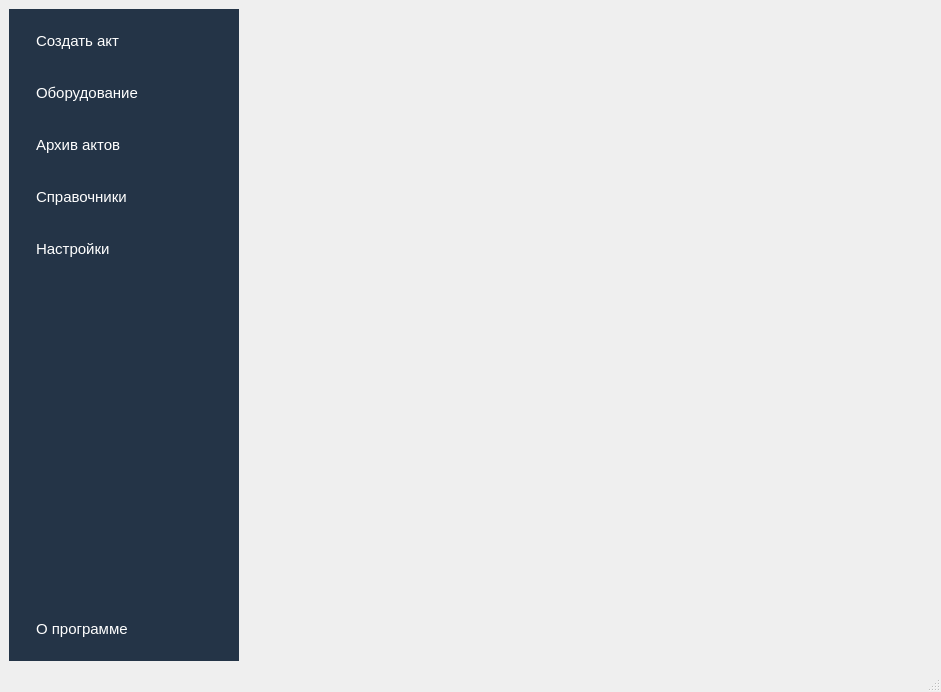
First picture: the form in ui/mainwindow.ui, repository nikola240698/MeteringActs, before the edit.
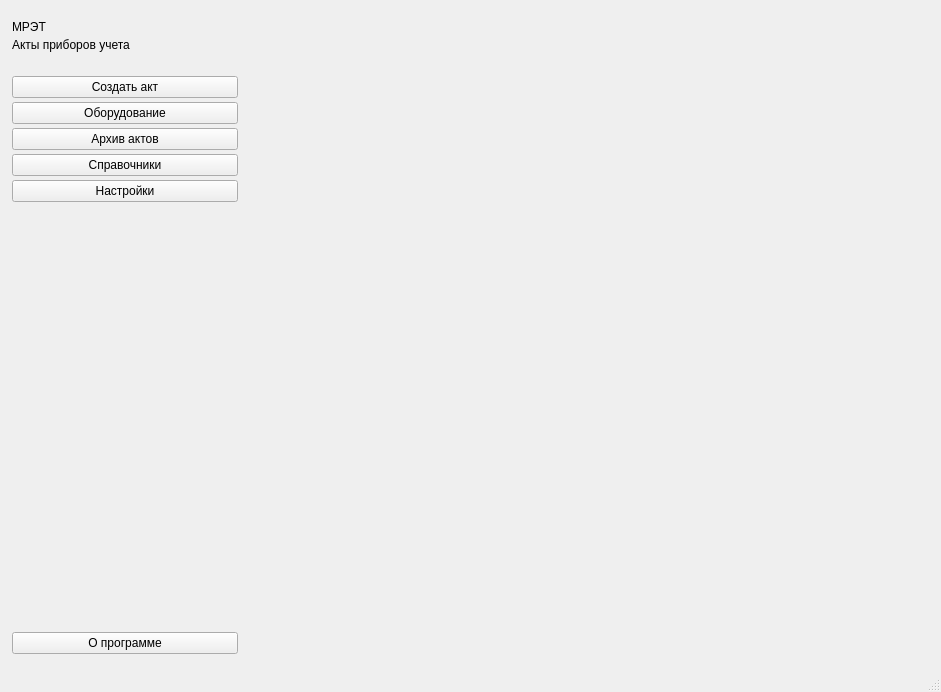
Second picture: the form after the edit.

Patch:
```diff
--- a/ui/mainwindow.ui
+++ b/ui/mainwindow.ui
@@ -15,51 +15,91 @@
   </property>
   <widget class="QWidget" name="centralwidget">
    <layout class="QGridLayout" name="gridLayout">
+    <property name="leftMargin">
+     <number>0</number>
+    </property>
+    <property name="topMargin">
+     <number>0</number>
+    </property>
+    <property name="rightMargin">
+     <number>0</number>
+    </property>
+    <property name="bottomMargin">
+     <number>0</number>
+    </property>
+    <property name="spacing">
+     <number>0</number>
+    </property>
     <item row="0" column="0">
      <layout class="QHBoxLayout" name="horizontalLayout">
+      <property name="spacing">
+       <number>0</number>
+      </property>
       <item>
        <widget class="QWidget" name="sidebarWidget" native="true">
         <property name="minimumSize">
          <size>
-          <width>230</width>
+          <width>250</width>
           <height>0</height>
          </size>
         </property>
         <property name="maximumSize">
          <size>
-          <width>230</width>
+          <width>250</width>
           <height>16777215</height>
          </size>
         </property>
         <property name="styleSheet">
-         <string notr="true">#sidebarWidget
-{
-    background-color: #243447;
-}
-
-#sidebarWidget QPushButton
-{
-    border: none;
-    padding: 14px 18px;
-    text-align: left;
-    font-size: 15px;
-    color: white;
-    background: transparent;
-}
-
-#sidebarWidget QPushButton:hover
-{
-    background-color: #324a63;
-}
-
-#sidebarWidget QPushButton:checked
-{
-    background-color: #1976d2;
-}</string>
+         <string notr="true"/>
         </property>
         <layout class="QVBoxLayout" name="verticalLayout_2">
+         <property name="spacing">
+          <number>4</number>
+         </property>
+         <property name="leftMargin">
+          <number>12</number>
+         </property>
+         <property name="topMargin">
+          <number>20</number>
+         </property>
+         <property name="rightMargin">
+          <number>12</number>
+         </property>
+         <property name="bottomMargin">
+          <number>16</number>
+         </property>
          <item>
           <layout class="QVBoxLayout" name="verticalLayout">
+           <item>
+            <widget class="QLabel" name="appTitleLabel">
+             <property name="text">
+              <string>МРЭТ</string>
+             </property>
+            </widget>
+           </item>
+           <item>
+            <widget class="QLabel" name="appSubtitleLabel">
+             <property name="text">
+              <string>Акты приборов учета</string>
+             </property>
+            </widget>
+           </item>
+           <item>
+            <spacer name="verticalSpacer_2">
+             <property name="orientation">
+              <enum>Qt::Orientation::Vertical</enum>
+             </property>
+             <property name="sizeType">
+              <enum>QSizePolicy::Policy::Fixed</enum>
+             </property>
+             <property name="sizeHint" stdset="0">
+              <size>
+               <width>20</width>
+               <height>20</height>
+              </size>
+             </property>
+            </spacer>
+           </item>
            <item>
             <widget class="QPushButton" name="createActButton">
              <property name="text">
@@ -137,6 +177,9 @@
       </item>
       <item>
        <widget class="QStackedWidget" name="stackedWidget">
+        <property name="styleSheet">
+         <string notr="true"/>
+        </property>
         <widget class="QWidget" name="page"/>
         <widget class="QWidget" name="page_2"/>
        </widget>
```
